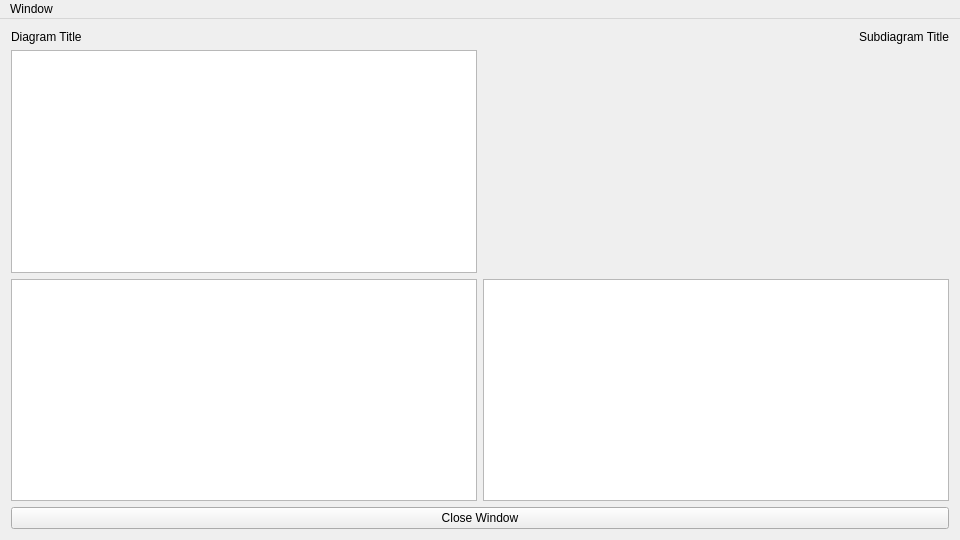
Dystill/umassd-osld, file OSLD/osldisplay.ui: the form before one commit.
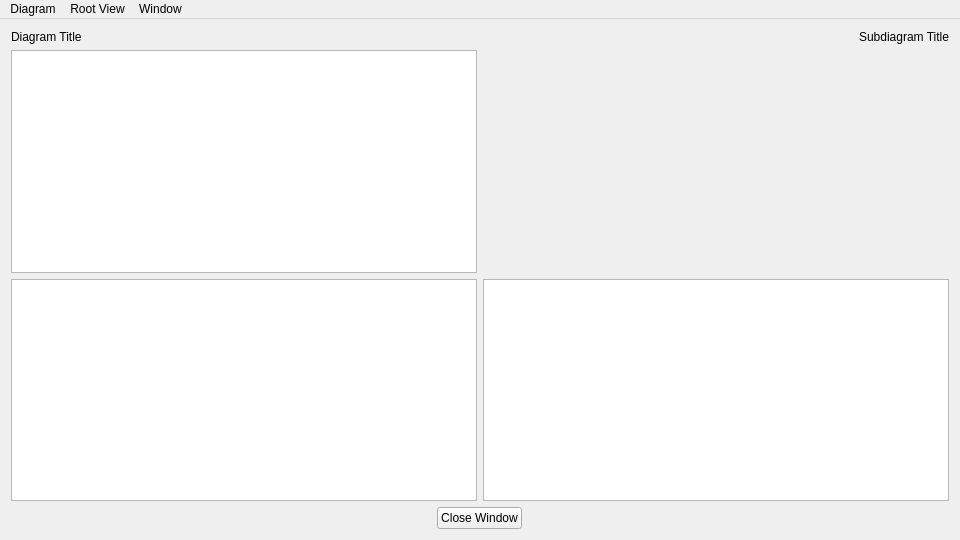
The form after the commit.

Commit message:
Added action to switch root view orientation
+ Ctrl+C to switch the root view between horizontal and vertical
+ Changed a couple of other shortcuts

Diff of the .ui file:
```diff
--- a/OSLD/osldisplay.ui
+++ b/OSLD/osldisplay.ui
@@ -30,14 +30,14 @@
     <item>
      <layout class="QHBoxLayout" name="horizontalLayout_2">
       <item alignment="Qt::AlignLeft">
-       <widget class="QLabel" name="label">
+       <widget class="QLabel" name="titleLabel">
         <property name="text">
          <string>Diagram Title</string>
         </property>
        </widget>
       </item>
       <item alignment="Qt::AlignRight">
-       <widget class="QLabel" name="titleLabel">
+       <widget class="QLabel" name="subtitleLabel">
         <property name="text">
          <string>Subdiagram Title</string>
         </property>
@@ -58,7 +58,7 @@
       </item>
      </layout>
     </item>
-    <item>
+    <item alignment="Qt::AlignHCenter">
      <widget class="QPushButton" name="closeButton">
       <property name="text">
        <string>Close Window</string>
@@ -86,8 +86,22 @@
     <addaction name="actionShowGrid"/>
     <addaction name="separator"/>
     <addaction name="actionHideButtons"/>
+   </widget>
+   <widget class="QMenu" name="menuRoot_View">
+    <property name="title">
+     <string>Root View</string>
+    </property>
+    <addaction name="actionSwitchOrientation"/>
+   </widget>
+   <widget class="QMenu" name="menuDiagram">
+    <property name="title">
+     <string>Diagram</string>
+    </property>
+    <addaction name="actionFitDiagramToWindow"/>
     <addaction name="actionHideBlockTitles"/>
    </widget>
+   <addaction name="menuDiagram"/>
+   <addaction name="menuRoot_View"/>
    <addaction name="menuWindow"/>
   </widget>
   <action name="actionFullScreen">
```
Left out of the diff: 12 changed lines with no effect on the pictures. The commit also changes 3 other files.
